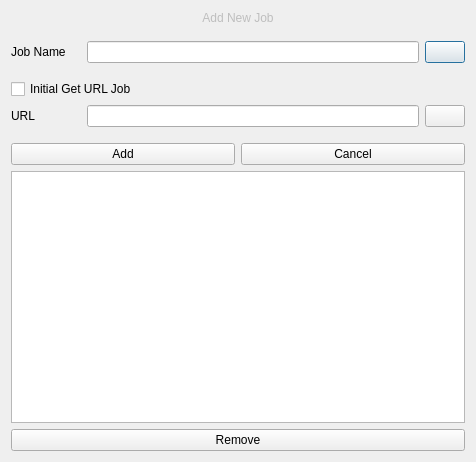
Qt form ui/uinewjob.ui (DevGadBadr/robust) before a commit.
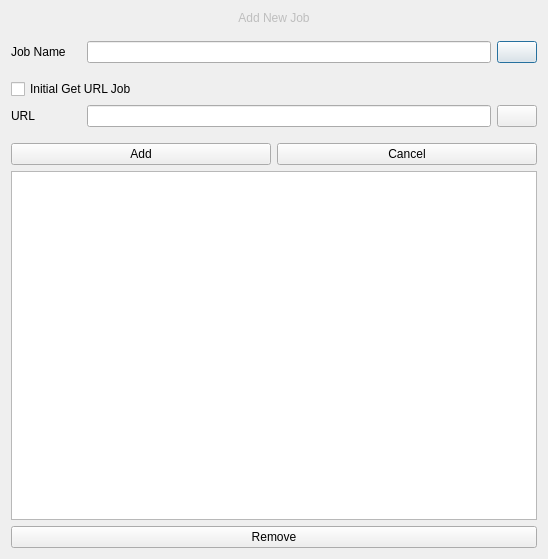
The same form after that commit. Icons and pictures are not drawn.

The edit to the form file:
```diff
--- a/ui/uinewjob.ui
+++ b/ui/uinewjob.ui
@@ -6,8 +6,8 @@
    <rect>
     <x>0</x>
     <y>0</y>
-    <width>476</width>
-    <height>462</height>
+    <width>548</width>
+    <height>559</height>
    </rect>
   </property>
   <property name="windowTitle">
```
